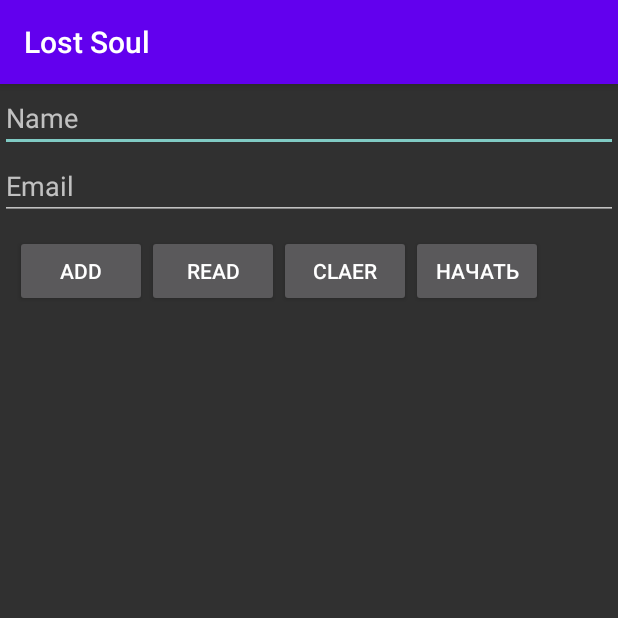
After one commit to GYBKAjob/LostSoul, an Android app: the Main0 screen opened directly, with no data from a screen before it, on a phone screen of 412 x 824 dp, the top half of it. The commit adds this screen. Run offline under Robolectric (Android 15) with nearby library versions, the phone set to English and light mode, and no system bars.

Commit message:
Final Commit

```diff
--- /dev/null
+++ b/app/src/main/java/Gibka/BibiB/lostsoul/DBHelper.java
@@ -0,0 +1,34 @@
+package Gibka.BibiB.lostsoul;
+
+import android.content.Context;
+import android.database.sqlite.SQLiteDatabase;
+import android.database.sqlite.SQLiteOpenHelper;
+
+import androidx.annotation.Nullable;
+
+public class DBHelper extends SQLiteOpenHelper {
+    public static final int DATABASE_VERSION = 1;
+    public static final String DATABASE_NAME = "contactDb";
+    public static final String TABLE_CONTACTS = "contact";
+
+    public static final String KEY_ID = "id";
+    public static final String KEY_NAME = "name";
+    public static final String KEY_MAIL = "mail";
+
+
+    public DBHelper(@Nullable Context context) {
+        super(context, DATABASE_NAME, null, DATABASE_VERSION);
+    }
+
+    @Override
+    public void onCreate(SQLiteDatabase db) {
+        db.execSQL("create table " + TABLE_CONTACTS + "(" + KEY_ID + " integer primary key," + KEY_NAME + " text," + KEY_MAIL + " text" + ")");
+    }
+
+    @Override
+    public void onUpgrade(SQLiteDatabase db, int oldVersion, int newVersion) {
+        db.execSQL("drop table if exists " + TABLE_CONTACTS);
+
+        onCreate(db);
+    }
+}
--- /dev/null
+++ b/app/src/main/java/Gibka/BibiB/lostsoul/Main0.java
@@ -0,0 +1,103 @@
+package Gibka.BibiB.lostsoul;
+
+import androidx.appcompat.app.AppCompatActivity;
+
+import android.content.ContentValues;
+import android.content.Intent;
+import android.database.Cursor;
+import android.database.sqlite.SQLiteDatabase;
+import android.os.Bundle;
+import android.util.Log;
+import android.view.View;
+import android.widget.Button;
+import android.widget.EditText;
+
+public class Main0 extends AppCompatActivity implements View.OnClickListener{
+
+    Button btnAdd, btnRead, btnClear;
+    EditText etEmail, etName;
+
+    DBHelper dbHelper;
+
+    @Override
+    protected void onCreate(Bundle savedInstanceState) {
+        super.onCreate(savedInstanceState);
+        setContentView(R.layout.welcome);
+        Button buttonStart  = (Button) findViewById(R.id.go);
+        buttonStart.setOnClickListener(new View.OnClickListener() {
+            @Override
+            public void onClick(View v) {
+                try {
+                    Intent intent = new Intent(Main0.this, GameLevel1.class);
+                    startActivity(intent);finish();
+                }catch (Exception e){
+
+                }
+            }
+        });
+
+        btnAdd = (Button) findViewById(R.id.btnAdd);
+        btnAdd.setOnClickListener(this);
+
+        btnRead = (Button) findViewById(R.id.btnRead);
+        btnRead.setOnClickListener(this);
+
+        btnClear = (Button) findViewById(R.id.btnClear);
+        btnClear.setOnClickListener(this);
+
+        etName = (EditText) findViewById(R.id.atName);
+        etEmail = (EditText) findViewById(R.id.atEmail);
+
+        dbHelper = new DBHelper(this);
+    }
+
+    @Override
+    public void onClick(View v) {
+        String name = etName.getText().toString();
+        String email = etEmail.getText().toString();
+
+        SQLiteDatabase database = dbHelper.getWritableDatabase();
+
+        ContentValues contentValues = new ContentValues();
+
+        switch (v.getId()) {
+
+            case R.id.btnAdd:
+                contentValues.put(DBHelper.KEY_NAME, name);
+                contentValues.put(DBHelper.KEY_MAIL, email);
+
+                database.insert(DBHelper.TABLE_CONTACTS, null, contentValues);
+                break;
+            case R.id.btnRead:
+                Cursor cursor = database.query(DBHelper.TABLE_CONTACTS, null, null, null, null, null, null);
+
+                if (cursor.moveToFirst()){
+                    int idIndex = cursor.getColumnIndex(DBHelper.KEY_ID);
+                    int nameIndex = cursor.getColumnIndex(DBHelper.KEY_NAME);
+                    int emailIndex = cursor.getColumnIndex(DBHelper.KEY_MAIL);
+                    do {
+                        Log.d("mLog", "ID = " + cursor.getInt(idIndex) + ", " + cursor.getString(nameIndex) + ", " + cursor.getString(emailIndex));
+                    }while (cursor.moveToNext());
+                } else
+                    Log.d("mLog", "0 rows");
+                cursor.close();
+                break;
+            case R.id.btnClear:
+                database.delete(DBHelper.TABLE_CONTACTS, null, null);
+                break;
+        }
+        dbHelper.close();
+        Button buttonStart  = (Button) findViewById(R.id.go);
+        buttonStart.setOnClickListener(new View.OnClickListener() {
+            @Override
+            public void onClick(View v) {
+                try {
+                    Intent intent = new Intent(Main0.this, GameLevel1.class);
+                    startActivity(intent);finish();
+                }catch (Exception e){
+
+                }
+            }
+        });
+    }
+}
--- a/app/src/main/java/Gibka/BibiB/lostsoul/MainActivity.java
+++ b/app/src/main/java/Gibka/BibiB/lostsoul/MainActivity.java
@@ -19,7 +19,7 @@ public class MainActivity extends AppCompatActivity {
             @Override
             public void onClick(View v) {
                 try {
-                    Intent intent = new Intent(MainActivity.this, GameLevel1.class);
+                    Intent intent = new Intent(MainActivity.this, Main0.class);
                     startActivity(intent);finish();
                 }catch (Exception e){
 
--- a/app/src/main/res/drawable/style_btn_stroke_black95_press_white.xml
+++ b/app/src/main/res/drawable/style_btn_stroke_black95_press_white.xml
@@ -2,5 +2,5 @@
 <shape xmlns:android="http://schemas.android.com/apk/res/android">
     <stroke android:width="2dp" android:color="@color/black95"/>
     <corners android:radius="20dp"/>
-    <solid android:color="@color/white"/>
+    <solid android:color="@color/black95"/>
 </shape>
--- a/app/src/main/res/layout/activity_main.xml
+++ b/app/src/main/res/layout/activity_main.xml
@@ -52,5 +52,4 @@
             android:textColor="@color/kakih"
             android:textSize="50sp"/>
     </LinearLayout>
-
 </RelativeLayout>
--- /dev/null
+++ b/app/src/main/res/layout/welcome.xml
@@ -0,0 +1,63 @@
+<?xml version="1.0" encoding="utf-8"?>
+<LinearLayout
+    xmlns:android="http://schemas.android.com/apk/res/android"
+    xmlns:tools="http://schemas.android.com/tools"
+    android:layout_width="match_parent"
+    android:layout_height="match_parent"
+    android:orientation="vertical">
+
+    <EditText
+        android:id="@+id/atName"
+        android:layout_width="match_parent"
+        android:layout_height="wrap_content"
+        android:hint="Name">
+
+    </EditText>
+
+    <EditText
+        android:id="@+id/atEmail"
+        android:layout_width="match_parent"
+        android:layout_height="wrap_content"
+        android:hint="Email"
+        tools:ignore="TouchTargetSizeCheck">
+
+    </EditText>
+
+    <LinearLayout
+        android:layout_width="wrap_content"
+        android:layout_height="300dp"
+        android:layout_alignParentBottom="true"
+        android:layout_centerHorizontal="true"
+        android:orientation="horizontal"
+        android:padding="10dp"
+        android:textColor="@color/black95">
+
+        <Button
+            android:id="@+id/btnAdd"
+            android:layout_width="wrap_content"
+            android:layout_height="wrap_content"
+            android:text="Add">
+        </Button>
+
+        <Button
+            android:id="@+id/btnRead"
+            android:layout_width="wrap_content"
+            android:layout_height="wrap_content"
+            android:text="Read">
+        </Button>
+
+        <Button
+            android:id="@+id/btnClear"
+            android:layout_width="wrap_content"
+            android:layout_height="wrap_content"
+            android:text="Claer">
+        </Button>
+
+        <Button
+            android:id="@+id/go"
+            android:layout_width="wrap_content"
+            android:layout_height="wrap_content"
+            android:text="Начать">
+        </Button>
+    </LinearLayout>
+</LinearLayout>
--- a/app/src/main/res/values/themes.xml
+++ b/app/src/main/res/values/themes.xml
@@ -1,6 +1,6 @@
 <resources xmlns:tools="http://schemas.android.com/tools">
     <!-- Base application theme. -->
-    <style name="Theme.LostSoul" parent="Theme.MaterialComponents.DayNight.DarkActionBar">
+    <style name="Theme.LostSoul" parent="Theme.AppCompat">
         <!-- Primary brand color. -->
         <item name="colorPrimary">@color/purple_500</item>
         <item name="colorPrimaryVariant">@color/purple_700</item>
```
Also changed, not shown: app/src/main/AndroidManifest.xml (+9 -0 lines).
